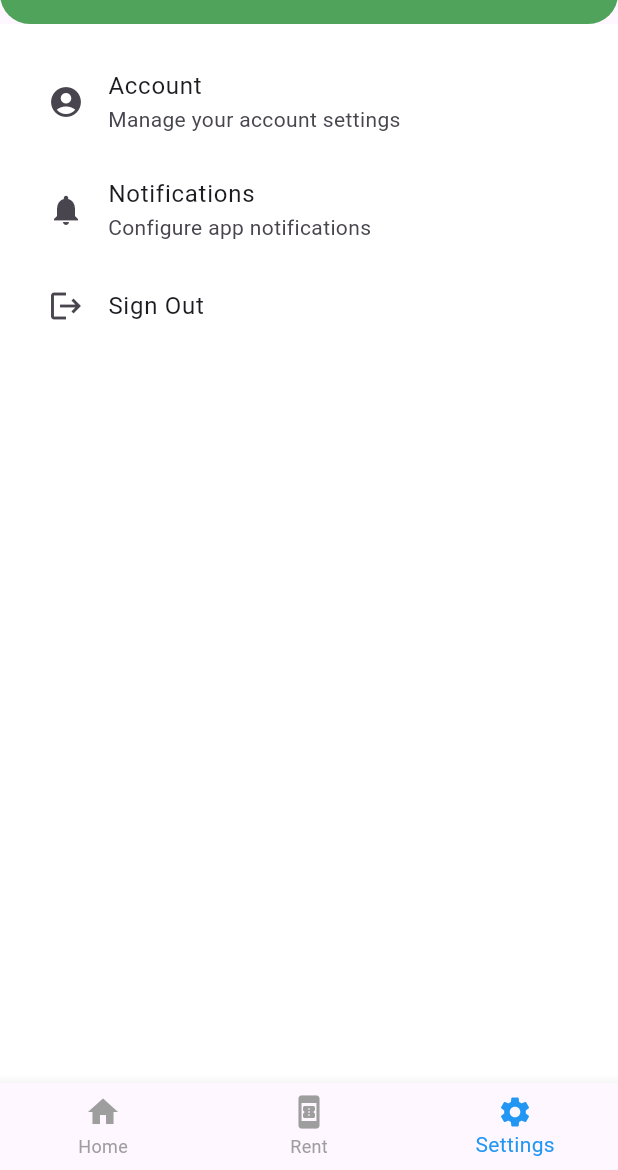
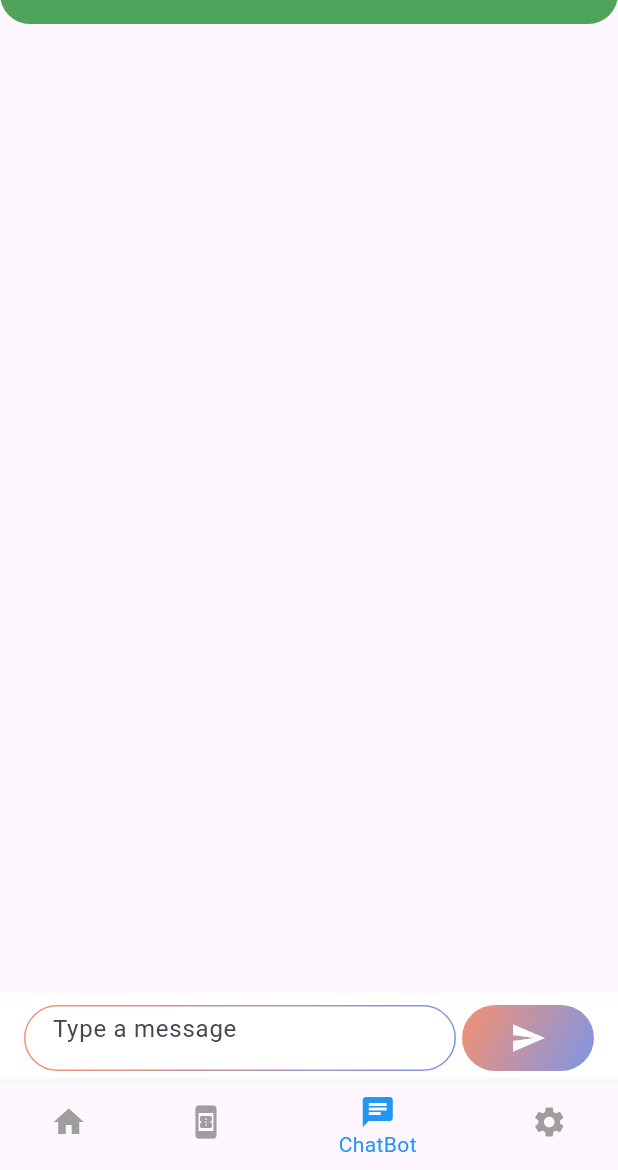
Before and after one commit to Srivatsanb123/bike_rental, a Flutter app: the screen it shows once a user with an empty profile is signed in, item 3 of the bottom bar chosen, on a phone screen of 412 x 824 dp, the part 66-1236 px from its top. Run offline on Flutter 3.47's test engine with Material 3 defaults, Android fonts, the phone set to English and light mode, and no system bars; our stand-ins replace connectivity_plus, firebase_auth, firebase_core, firebase_database, flutter_tts, fluttertoast and 4 more; missing offline and left inert: qr_code_scanner, razorpay_flutter, upi_india; accounts and stored records are empty; generated files the repository leaves out were written again.

Commit message:
pre-final

```diff
--- a/lib/MainScreen.dart
+++ b/lib/MainScreen.dart
@@ -1,6 +1,7 @@
 // ignore_for_file: no_leading_underscores_for_local_identifiers, library_private_types_in_public_api, file_names
 import 'package:bike_rental/HomeScreen.dart';
 import 'package:bike_rental/RentScreen.dart';
+import 'package:bike_rental/chat.dart';
 import 'package:bike_rental/language_change_controller.dart';
 import 'package:bike_rental/settings.dart';
 import 'package:firebase_database/firebase_database.dart';
@@ -21,24 +22,33 @@ class _MainScreenState extends State<MainScreen> {
   final DatabaseReference _databaseReference =
       FirebaseDatabase.instance.ref().child('cycleData');
 
-  late List<BicycleData> _bicycleDataList;
+  List<BicycleData> _bicycleDataList = [];
   int _selectedIndex = 0;
 
   @override
   void initState() {
     super.initState();
-    _bicycleDataList = []; // Initialize an empty list
     _databaseReference.onValue.listen((event) {
       if (event.snapshot.value != null) {
-        final Map<dynamic, dynamic> data =
-            event.snapshot.value as Map<dynamic, dynamic>; // Explicit cast
+        final Map<dynamic, dynamic>? data =
+            event.snapshot.value as Map<dynamic, dynamic>?; // Correct cast
         final List<BicycleData> tempList = [];
-        data.forEach((key, value) {
-          tempList.add(BicycleData.fromJson(value));
-        });
-        setState(() {
-          _bicycleDataList = tempList;
-        });
+        print(data);
+        if (data != null) {
+          data.forEach((type, cyclesMap) {
+            cyclesMap.forEach(
+              (cycleKey, location) {
+                BicycleData temp =
+                    BicycleData(name: cycleKey, location: location, type: type);
+                tempList.add(temp);
+              },
+            );
+          });
+          print(tempList);
+          setState(() {
+            _bicycleDataList = tempList;
+          });
+        }
       }
     });
   }
@@ -54,6 +64,11 @@ class _MainScreenState extends State<MainScreen> {
     List<Widget> _screens = [
       const HomeScreen(),
       RentScreen(bicycleDataList: _bicycleDataList),
+      ChatPage(
+          maintitle: 'Title',
+          message: 'Message',
+          isSender: true,
+          time: DateTime.now()),
       const SettingsPage(),
     ];
 
@@ -120,6 +135,10 @@ class _MainScreenState extends State<MainScreen> {
             label: 'Rent',
           ),
           BottomNavigationBarItem(
+            icon: Icon(Icons.chat),
+            label: 'ChatBot',
+          ),
+          BottomNavigationBarItem(
             icon: Icon(Icons.settings),
             label: 'Settings',
           ),
--- a/lib/Payment.dart
+++ b/lib/Payment.dart
@@ -155,7 +155,7 @@ class _PaymentPageState extends State<PaymentPage> {
   Widget build(BuildContext context) {
     return Scaffold(
       appBar: AppBar(
-        backgroundColor: Colors.blue.shade900,
+        backgroundColor: Colors.green,
         title: const Text("Select a Payment Method"),
       ),
       body: Column(
--- /dev/null
+++ b/lib/chat.dart
@@ -0,0 +1,246 @@
+// ignore_for_file: unused_field
+
+import 'dart:convert';
+import 'package:flutter_tts/flutter_tts.dart';
+import 'package:http/http.dart' as http;
+import 'package:flutter/material.dart';
+import 'package:gradient_borders/box_borders/gradient_box_border.dart';
+
+class ChatPage extends StatefulWidget {
+  const ChatPage({
+    super.key,
+    required this.maintitle,
+    required this.message,
+    required this.isSender,
+    required this.time,
+  });
+
+  final String maintitle;
+  final String message;
+  final bool isSender;
+  final DateTime time;
+  @override
+  State<ChatPage> createState() => _ChatPageState();
+}
+
+class _ChatPageState extends State<ChatPage> {
+  bool _isMounted = false;
+  final TextEditingController _chatController = TextEditingController();
+  final ScrollController _scrollController = ScrollController();
+  final List<Map<String, dynamic>> _chatHistory = [];
+  final FlutterTts flutterTts = FlutterTts();
+  bool _isSpeaking = false;
+
+  @override
+  void initState() {
+    super.initState();
+    _isMounted = true;
+  }
+
+  @override
+  void dispose() {
+    _isMounted = false;
+    super.dispose();
+  }
+
+  void speak(String botResponse) async {
+    await flutterTts.speak(botResponse);
+  }
+
+  void getAnswer() async {
+    const url =
+        "https://generativelanguage.googleapis.com/v1beta2/models/chat-bison-001:generateMessage?key=AIzaSyBXxrflrnRe2kRAqFipMALCp6Ud29OWtkQ";
+    final uri = Uri.parse(url);
+    List<Map<String, String>> msg = [];
+    for (var i = 0; i < _chatHistory.length; i++) {
+      msg.add({"content": _chatHistory[i]["message"]});
+    }
+
+    Map<String, dynamic> request = {
+      "prompt": {
+        "messages": [msg]
+      },
+      "temperature": 0.25,
+      "candidateCount": 1,
+      "topP": 1,
+      "topK": 1
+    };
+
+    final response = await http.post(uri, body: jsonEncode(request));
+
+    setState(() {
+      String botResponse =
+          json.decode(response.body)["candidates"][0]["content"];
+      _chatHistory.add({
+        "time": DateTime.now(),
+        "message": widget.message,
+        "isSender": true,
+      });
+      setState(() {
+        _isSpeaking = true;
+      });
+      speak(botResponse);
+      setState(() {
+        _isSpeaking = false;
+      });
+      _chatHistory.add({
+        "time": DateTime.now(),
+        "message": botResponse,
+        "isSender": false,
+      });
+    });
+    _scrollController.jumpTo(
+      _scrollController.position.maxScrollExtent,
+    );
+  }
+
+  @override
+  Widget build(BuildContext context) {
+    return Scaffold(
+      body: Stack(
+        children: [
+          SizedBox(
+            height: MediaQuery.of(context).size.height - 160,
+            child: ListView.builder(
+              itemCount: _chatHistory.length,
+              shrinkWrap: false,
+              controller: _scrollController,
+              padding: const EdgeInsets.only(top: 10, bottom: 10),
+              physics: const BouncingScrollPhysics(),
+              itemBuilder: (context, index) {
+                return Container(
+                  padding: const EdgeInsets.only(
+                      left: 14, right: 14, top: 10, bottom: 10),
+                  child: Align(
+                    alignment: (_chatHistory[index]["isSender"]
+                        ? Alignment.topRight
+                        : Alignment.topLeft),
+                    child: Container(
+                      decoration: BoxDecoration(
+                        borderRadius: BorderRadius.circular(20),
+                        boxShadow: [
+                          BoxShadow(
+                            color: Colors.grey.withOpacity(0.5),
+                            spreadRadius: 2,
+                            blurRadius: 5,
+                            offset: const Offset(0, 3),
+                          ),
+                        ],
+                        color: (_chatHistory[index]["isSender"]
+                            ? const Color(0xFFF69170)
+                            : Colors.white),
+                      ),
+                      padding: const EdgeInsets.all(16),
+                      child: Text(_chatHistory[index]["message"],
+                          style: TextStyle(
+                              fontSize: 15,
+                              color: _chatHistory[index]["isSender"]
+                                  ? Colors.white
+                                  : Colors.black)),
+                    ),
+                  ),
+                );
+              },
+            ),
+          ),
+          Align(
+            alignment: Alignment.bottomCenter,
+            child: Container(
+              padding:
+                  const EdgeInsets.symmetric(horizontal: 16.0, vertical: 8.0),
+              height: 60,
+              width: double.infinity,
+              color: Colors.white,
+              child: Row(
+                children: [
+                  Expanded(
+                    child: Padding(
+                      padding: const EdgeInsets.all(0.0),
+                      child: Container(
+                        decoration: const BoxDecoration(
+                          border: GradientBoxBorder(
+                            gradient: LinearGradient(
+                              begin: Alignment.topLeft,
+                              end: Alignment.bottomRight,
+                              colors: [
+                                Color(0xFFF69170),
+                                Color(0xFF7D96E6),
+                              ],
+                            ),
+                          ),
+                          borderRadius: BorderRadius.all(Radius.circular(50.0)),
+                        ),
+                        child: TextField(
+                          decoration: const InputDecoration(
+                            hintText: "Type a message",
+                            border: InputBorder.none,
+                            contentPadding: EdgeInsets.symmetric(
+                                vertical: 15.0, horizontal: 18.0),
+                            // Adjust vertical padding to center the text vertically
+                          ),
+                          textAlignVertical: TextAlignVertical.center,
+                          controller: _chatController,
+                        ),
+                      ),
+                    ),
+                  ),
+                  const SizedBox(
+                    width: 4.0,
+                  ),
+                  MaterialButton(
+                    onPressed: _isSpeaking
+                        ? null
+                        : () {
+                            setState(() {
+                              if (_chatController.text.isNotEmpty) {
+                                _chatHistory.add({
+                                  "time": DateTime.now(),
+                                  "message": _chatController.text,
+                                  "isSender": true,
+                                });
+                                _chatController.clear();
+                              }
+                            });
+                            _scrollController.jumpTo(
+                              _scrollController.position.maxScrollExtent,
+                            );
+                            getAnswer();
+                          },
+                    shape: RoundedRectangleBorder(
+                      borderRadius: BorderRadius.circular(80.0),
+                    ),
+                    padding: const EdgeInsets.all(0.0),
+                    child: Ink(
+                      decoration: const BoxDecoration(
+                        gradient: LinearGradient(
+                          begin: Alignment.topLeft,
+                          end: Alignment.bottomRight,
+                          colors: [
+                            Color(0xFFF69170),
+                            Color(0xFF7D96E6),
+                          ],
+                        ),
+                        borderRadius: BorderRadius.all(Radius.circular(50.0)),
+                      ),
+                      child: Container(
+                        constraints: const BoxConstraints(
+                          minWidth: 88.0,
+                          minHeight: 36.0,
+                        ), // min sizes for Material buttons
+                        alignment: Alignment.center,
+                        child: const Icon(
+                          Icons.send,
+                          color: Colors.white,
+                        ),
+                      ),
+                    ),
+                  ),
+                ],
+              ),
+            ),
+          )
+        ],
+      ),
+    );
+  }
+}
--- a/lib/login/auth_page.dart
+++ b/lib/login/auth_page.dart
@@ -1,5 +1,4 @@
 // ignore_for_file: avoid_print
-import 'package:bike_rental/HomeScreen.dart';
 import 'package:bike_rental/MainScreen.dart';
 import 'package:flutter/material.dart';
 import 'package:bike_rental/login/login_signup.dart';
--- a/lib/settings.dart
+++ b/lib/settings.dart
@@ -49,11 +49,6 @@ class _SettingsPageState extends State<SettingsPage> {
               },
             ),
             ListTile(
-              title: Text('Notifications'),
-              subtitle: const Text('Configure app notifications'),
-              leading: const Icon(Icons.notifications),
-            ),
-            ListTile(
               title: Text("Sign Out"),
               leading: const Icon(Icons.logout),
               onTap: signUserOut,
```
Also changed, not shown: lib/GradientText.dart (added, +27 -0 lines), lib/PaymentScreen.dart (added, +113 -0 lines), lib/RentScreen.dart (+98 -58 lines), lib/ValidateAadhar.dart (deleted, +0 -89 lines), pubspec.yaml (+10 -0 lines), pubspec.lock, 3 other files.
